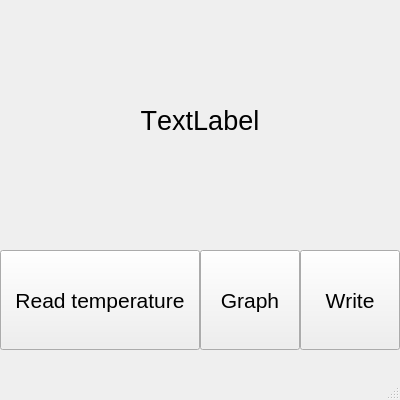
The window that mainwindow.ui (AndrewAbramow/Q5-temperature-controller) describes before a commit, drawn with Qt 5.
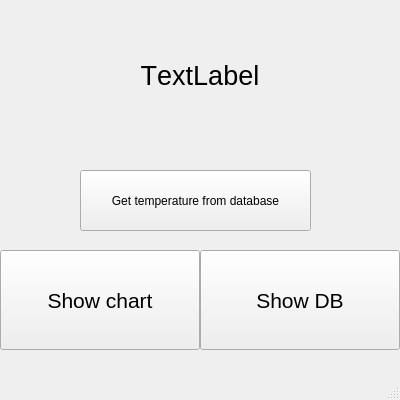
The same window after the commit.

```diff
--- a/mainwindow.ui
+++ b/mainwindow.ui
@@ -20,28 +20,7 @@
    <widget class="QPushButton" name="write_button">
     <property name="geometry">
      <rect>
-      <x>300</x>
-      <y>250</y>
-      <width>100</width>
-      <height>100</height>
-     </rect>
-    </property>
-    <property name="font">
-     <font>
-      <family>Ubuntu</family>
-      <pointsize>16</pointsize>
-      <italic>false</italic>
-      <kerning>false</kerning>
-     </font>
-    </property>
-    <property name="text">
-     <string>Write</string>
-    </property>
-   </widget>
-   <widget class="QPushButton" name="read_temperature_button">
-    <property name="geometry">
-     <rect>
-      <x>0</x>
+      <x>200</x>
       <y>250</y>
       <width>200</width>
       <height>100</height>
@@ -56,7 +35,7 @@
      </font>
     </property>
     <property name="text">
-     <string>Read temperature</string>
+     <string>Show DB</string>
     </property>
    </widget>
    <widget class="QLabel" name="label">
@@ -65,7 +44,7 @@
       <x>0</x>
       <y>0</y>
       <width>400</width>
-      <height>240</height>
+      <height>151</height>
      </rect>
     </property>
     <property name="font">
@@ -88,9 +67,9 @@
    <widget class="QPushButton" name="graph_button">
     <property name="geometry">
      <rect>
-      <x>200</x>
+      <x>0</x>
       <y>250</y>
-      <width>100</width>
+      <width>200</width>
       <height>100</height>
      </rect>
     </property>
@@ -103,7 +82,20 @@
      </font>
     </property>
     <property name="text">
-     <string>Graph</string>
+     <string>Show chart</string>
+    </property>
+   </widget>
+   <widget class="QPushButton" name="pushButton">
+    <property name="geometry">
+     <rect>
+      <x>80</x>
+      <y>170</y>
+      <width>231</width>
+      <height>61</height>
+     </rect>
+    </property>
+    <property name="text">
+     <string>Get temperature from database</string>
     </property>
    </widget>
   </widget>
```
Left out of the diff: 4 changed lines with no effect on the pictures.
